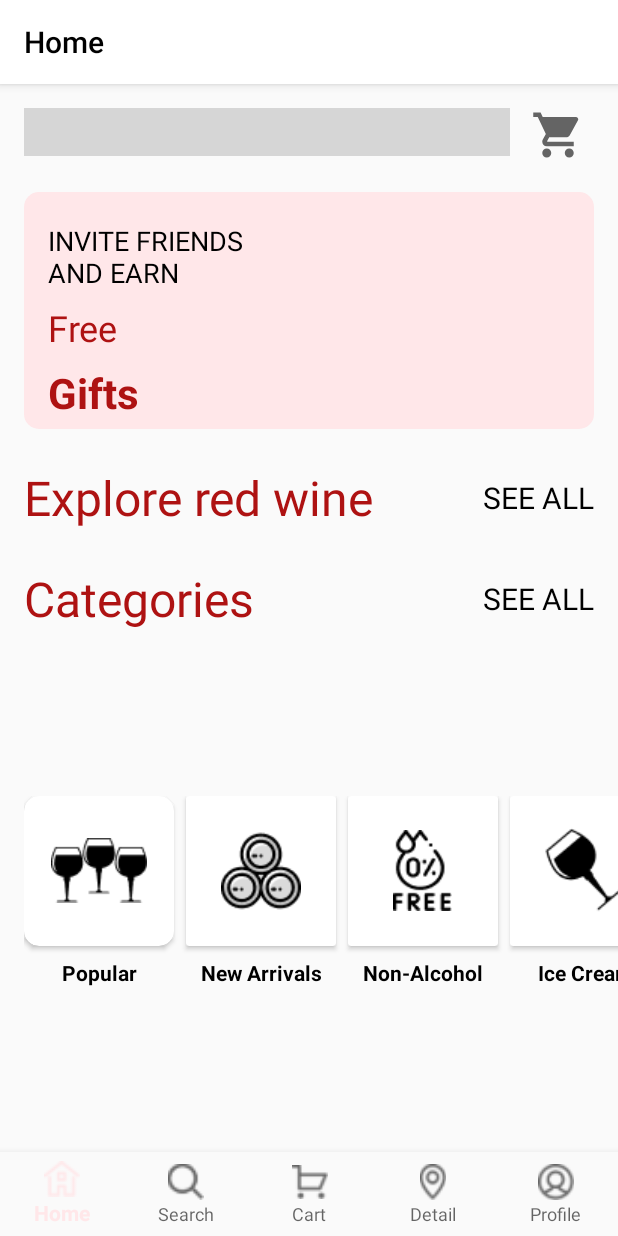
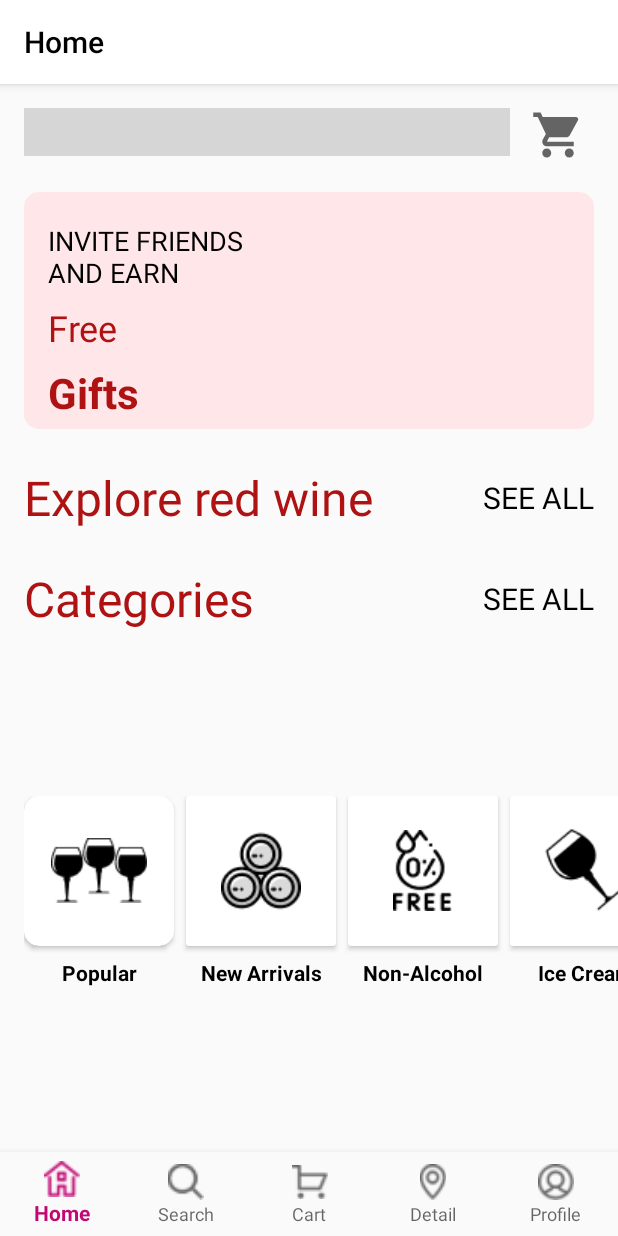
Before and after one commit to ultraSofti/PopiT, an Android app: the HomeFragment screen opened directly, with no data from a screen before it, on a phone screen of 412 x 824 dp. Run offline under Robolectric (Android 15) with nearby library versions, the phone set to English and light mode, and no system bars; our stand-ins replace navigation-ui; plain views replace MaterialSearchBar; grey boxes are pictures that could not be loaded.

Commit message:
Housekeeping-project cleanup

```diff
--- a/app/src/main/java/gads/mobile/ecom05/fragments/login/LoginFragment.kt
+++ b/app/src/main/java/gads/mobile/ecom05/fragments/login/LoginFragment.kt
@@ -5,7 +5,6 @@ import androidx.fragment.app.Fragment
 import android.view.LayoutInflater
 import android.view.View
 import android.view.ViewGroup
-import androidx.activity.addCallback
 import gads.mobile.ecom05.R
 
 
--- a/app/src/main/java/gads/mobile/ecom05/fragments/signup/SignupFragment.kt
+++ b/app/src/main/java/gads/mobile/ecom05/fragments/signup/SignupFragment.kt
@@ -5,7 +5,6 @@ import androidx.fragment.app.Fragment
 import android.view.LayoutInflater
 import android.view.View
 import android.view.ViewGroup
-import androidx.activity.addCallback
 import androidx.navigation.fragment.NavHostFragment
 import gads.mobile.ecom05.R
 import kotlinx.android.synthetic.main.fragment_signup.*
--- a/app/src/main/java/gads/mobile/ecom05/fragments/welcomeAuth/WelcomeAuthPromptFragment.kt
+++ b/app/src/main/java/gads/mobile/ecom05/fragments/welcomeAuth/WelcomeAuthPromptFragment.kt
@@ -4,9 +4,8 @@ import android.os.Bundle
 import android.view.LayoutInflater
 import android.view.View
 import android.view.ViewGroup
-import android.widget.Toast
+
 import androidx.fragment.app.Fragment
-import androidx.navigation.findNavController
 import androidx.navigation.fragment.NavHostFragment
 import gads.mobile.ecom05.R
 import kotlinx.android.synthetic.main.fragment_welcome_auth_prompt.*
--- a/app/src/main/res/drawable/layout_corner_radius.xml
+++ b/app/src/main/res/drawable/layout_corner_radius.xml
@@ -1,6 +1,6 @@
 <?xml version="1.0" encoding="utf-8"?>
 <shape xmlns:android="http://schemas.android.com/apk/res/android"
     android:shape="rectangle">
-    <solid android:color="@color/colorPrimary"/>
+    <solid android:color="@color/colorPrimary_Light"/>
     <corners android:radius="10dp"/>
 </shape>
--- a/app/src/main/res/values/colors.xml
+++ b/app/src/main/res/values/colors.xml
@@ -1,8 +1,9 @@
 <?xml version="1.0" encoding="utf-8"?>
 <resources>
-    <color name="colorPrimary">#FFE7E9</color>
-    <color name="colorPrimaryDark">#C10872</color>
+    <color name="colorPrimary">#C10872</color>#C10872
+    <color name="colorPrimaryDark">#67053D</color>
     <color name="colorAccent">#FA5805</color>
+    <color name="colorPrimary_Light">#FFE7E9</color>
     <color name="primaryText">#000000</color>
     <color name="secondaryText">#AE1212</color>
     <color name="colorBlue">#2F80ED</color>
```
Also changed, not shown: app/src/main/java/gads/mobile/ecom05/MainActivity.kt (+3 -22 lines), app/src/main/java/gads/mobile/ecom05/WelcomeAuthActivity.kt (+7 -23 lines), app/src/main/java/gads/mobile/ecom05/fragments/walkthrough/OnBoardingScreenFragment.kt (+1 -12 lines).
